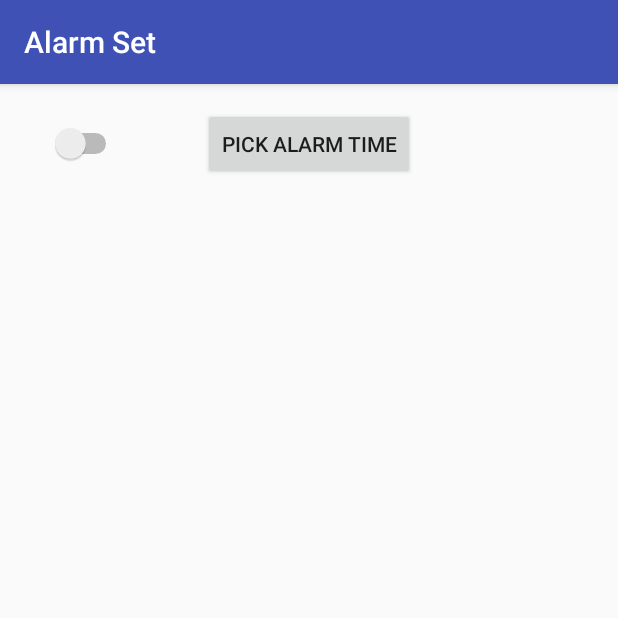
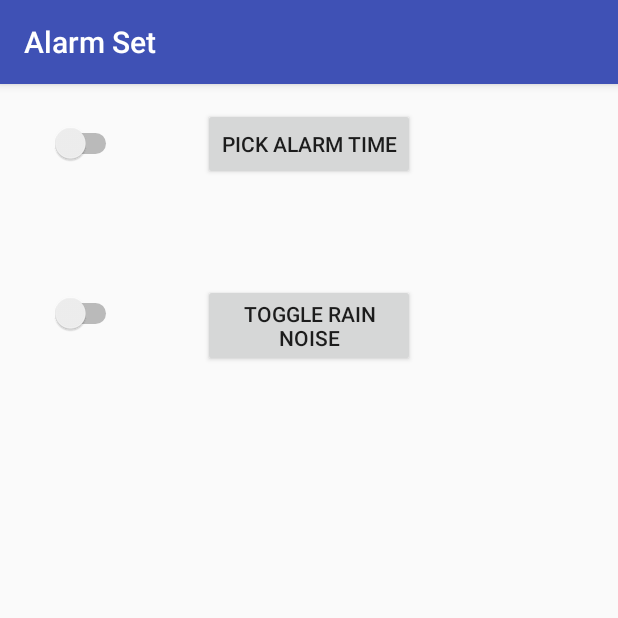
Before and after one commit to malcolm5858/AlexAndMalcolmSpartaHack2017, an Android app: the alarmSetActivity screen opened directly, with no data from a screen before it, on a phone screen of 412 x 824 dp, the top half of it. Run offline under Robolectric (Android 15) with nearby library versions, the phone set to English and light mode, and no system bars.

Commit message:
Something was done, I guess

```diff
--- a/app/src/main/res/layout/activity_alarm_set.xml
+++ b/app/src/main/res/layout/activity_alarm_set.xml
@@ -34,4 +34,24 @@
         android:layout_alignBottom="@+id/TimePickerStart"
         android:layout_alignParentStart="true"
         android:layout_marginStart="17dp" />
+
+
+    <Button
+        android:text="@string/NiceRain"
+        android:layout_width="wrap_content"
+        android:layout_height="wrap_content"
+        android:layout_below="@+id/alarmTime"
+        android:layout_marginTop="28dp"
+        android:id="@+id/button4"
+        android:layout_alignStart="@+id/TimePickerStart"
+        android:layout_alignEnd="@+id/TimePickerStart" />
+
+    <Switch
+        android:layout_width="wrap_content"
+        android:layout_height="wrap_content"
+        android:id="@+id/RainIO"
+        android:layout_alignBaseline="@+id/button4"
+        android:layout_alignBottom="@+id/button4"
+        android:layout_alignStart="@+id/AlarmOnOff" />
+
 </RelativeLayout>
--- a/app/src/main/res/values/strings.xml
+++ b/app/src/main/res/values/strings.xml
@@ -10,4 +10,5 @@
     <string name="cantStop">Can\'t stop for 1 minute</string>
     <string name="saveMenu">Save and Exit to Menu</string>
     <string name="TimePicker">Pick Alarm Time</string>
+    <string name="NiceRain">Toggle Rain Noise</string>
 </resources>
```
Also changed, not shown: app/src/main/java/com/example/malcolmmachesky/testapp/alarmSetActivity.java (+32 -7 lines).
